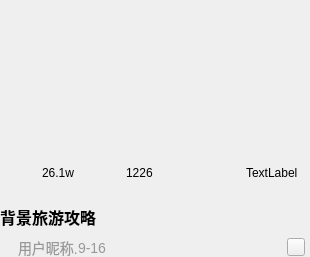
Before: the Qt Designer form VisNova/component/videoBox.ui in 2932238802/VidNova, drawn with Qt 5.
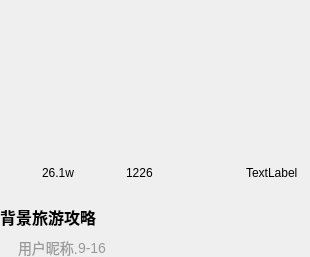
After: the same form once the commit is applied. Icons and pictures are not drawn.

Diff of the .ui file:
```diff
--- a/VisNova/component/videoBox.ui
+++ b/VisNova/component/videoBox.ui
@@ -478,10 +478,10 @@
          </size>
         </property>
         <property name="styleSheet">
-         <string notr="true">#delVedioBtn{
+         <string notr="true">#delVideoBtn{
 	border-image: url(&quot;:/image/del.png&quot;);
 	border:none;
-	background-color: transparent;
+
 }</string>
         </property>
         <property name="text">
```
